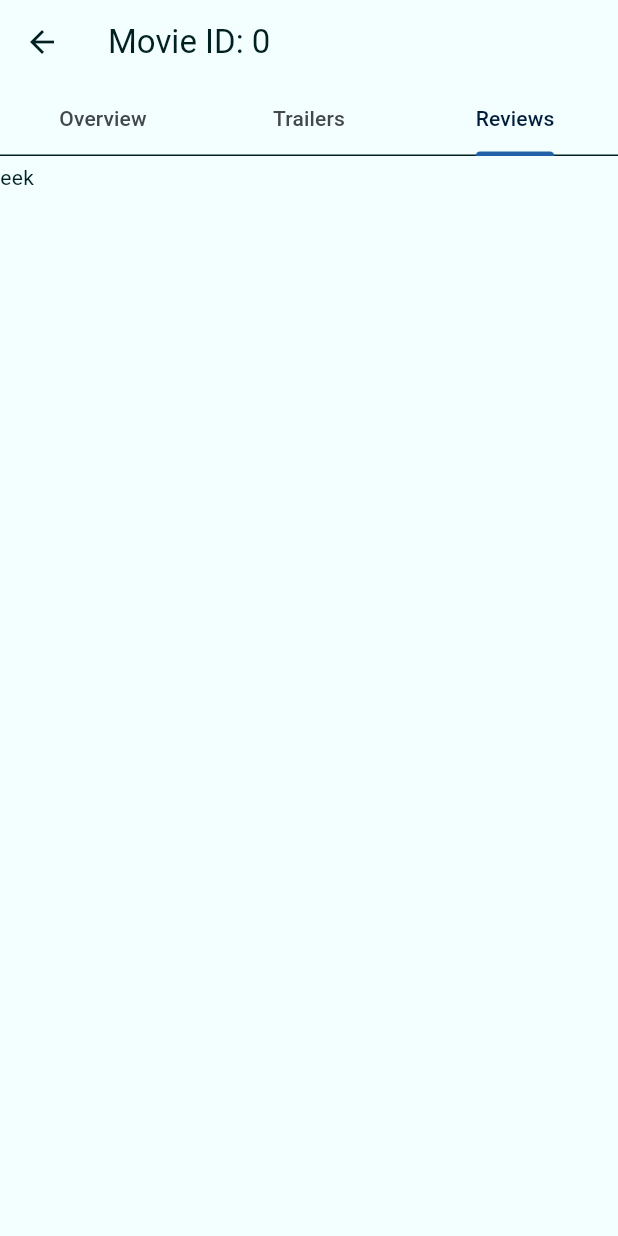
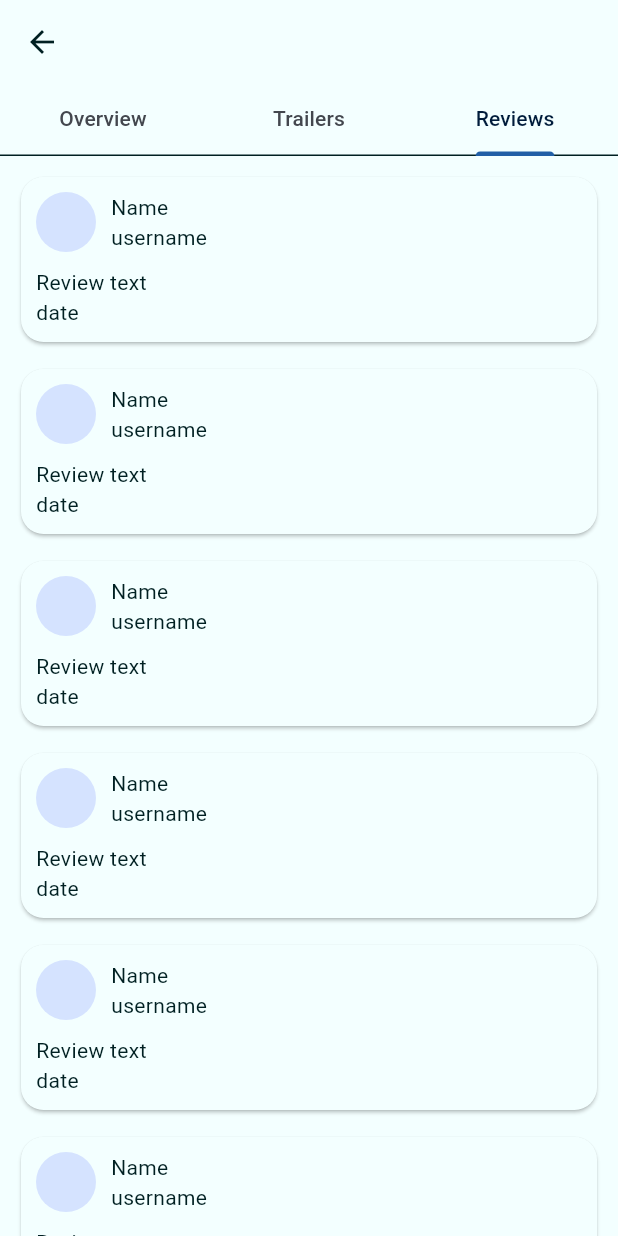
Before and after one commit to nkwxn/movie_libs_flutter, a Flutter app: the MovieDetailPage screen opened directly with empty values, tab 3 chosen, on a phone screen of 412 x 824 dp. Run offline on Flutter 3.47's test engine with Material 2 defaults, Android fonts, the light colour scheme and no system bars; our stand-ins replace flutter_spinkit, youtube_player_flutter; missing offline and left inert: dart:ffi; network calls fail.

Commit message:
Created Trailers and Reviews card page + edit Android and iOS runner TODO: Connect movie detail page to API

```diff
--- a/lib/features/movie_detail/movie_detail_page.dart
+++ b/lib/features/movie_detail/movie_detail_page.dart
@@ -1,12 +1,16 @@
 import 'package:flutter/material.dart';
-import 'dart:math' as math;
+import 'package:movie_libs/features/movie_detail/view_components/movie_detail_info_card.dart';
+import 'package:movie_libs/features/movie_detail/view_components/movie_info_text.dart';
+import 'package:movie_libs/features/movie_detail/view_components/movie_trailer_card.dart';
+import 'package:movie_libs/features/movie_detail/view_components/production_companies_card.dart';
 
 class MovieDetailPage extends StatefulWidget {
   static String routeName = '/movie_detail';
 
   int movieId;
+  String title;
 
-  MovieDetailPage({super.key, required this.movieId});
+  MovieDetailPage({super.key, required this.movieId, required this.title});
 
   @override
   State<MovieDetailPage> createState() => _MovieDetailPageState();
@@ -16,7 +20,7 @@ class _MovieDetailPageState extends State<MovieDetailPage>
     with SingleTickerProviderStateMixin {
   late TabController _tabController;
   double _scrollColorLerp = 0.0;
-  List<String> _tabs = [
+  final List<String> _tabs = [
     'Overview',
     'Trailers',
     'Reviews',
@@ -35,7 +39,7 @@ class _MovieDetailPageState extends State<MovieDetailPage>
     final appTheme = Theme.of(context);
     return Scaffold(
       appBar: AppBar(
-        title: Text('Movie ID: ${widget.movieId}'),
+        title: Text(widget.title),
         bottom: TabBar(
           controller: _tabController,
           labelColor: Theme.of(context).colorScheme.onPrimaryContainer,
@@ -45,25 +49,34 @@ class _MovieDetailPageState extends State<MovieDetailPage>
       ),
       body: TabBarView(
         controller: _tabController,
-        children: _tabs.map((e) => tabSelectionView(e)).toList(),
+        children: _tabs.map((e) => tabSelectionView(context, e)).toList(),
       ),
     );
   }
 
-  Widget tabSelectionView(String title) {
+  Widget tabSelectionView(BuildContext context, String title) {
+    final appTheme = Theme.of(context);
+    final mediaQuery = MediaQuery.of(context);
+
     if (title == _tabs[0]) {
+      // Overview
       return SingleChildScrollView(
         child: SafeArea(
           top: false,
           child: Container(
-            padding: EdgeInsets.symmetric(vertical: 4.0),
+            padding: EdgeInsets.symmetric(vertical: 5.0),
             child: Column(
               crossAxisAlignment: CrossAxisAlignment.start,
               children: [
-                // Image.network('https://s1.bukalapak.com/img/68286857232/large/Poster_Film___Avengers_Endgame___Marvel_Studios___Movie_Post.jpg'),
+                // Image of poster
+                Image.network(
+                    'https://s1.bukalapak.com/img/68286857232/large/Poster_Film___Avengers_Endgame___Marvel_Studios___Movie_Post.jpg'),
                 MovieDetailInfoCard(
                   title: 'Synopsis',
-                  content: Text('The synopsis text'),
+                  content: Container(
+                    width: double.infinity,
+                    child: Text('The synopsis text'),
+                  ),
                 ),
                 MovieDetailInfoCard(
                   title: 'Genres',
@@ -75,14 +88,16 @@ class _MovieDetailPageState extends State<MovieDetailPage>
                       gridDelegate: SliverGridDelegateWithFixedCrossAxisCount(
                         crossAxisCount:
                             3, // If genre count >= 3 then 3, otherwise genre count
-                        childAspectRatio: 4.0,
+                        childAspectRatio: 4.2,
                         mainAxisSpacing: 8.0,
                         crossAxisSpacing: 8.0,
                       ),
                       itemBuilder: (context, index) {
-                        // ColorScheme color =
                         return Container(
-                          color: Colors.blue,
+                          padding: const EdgeInsets.all(4),
+                          decoration: BoxDecoration(
+                              color: appTheme.colorScheme.background,
+                              borderRadius: BorderRadius.circular(8)),
                           child: Center(child: Text('abc')),
                         );
                       },
@@ -92,40 +107,81 @@ class _MovieDetailPageState extends State<MovieDetailPage>
                 MovieDetailInfoCard(
                   title: 'Information',
                   content: Column(
-                    mainAxisAlignment: MainAxisAlignment.center,
-                    children: [
-                      Text('Revenue'),
-                      Text('\$336,351,055.00'),
-                      Row(
                     mainAxisAlignment: MainAxisAlignment.spaceBetween,
                     children: [
-                          Column(
+                      MovieInfoText(
+                        useFlex: false,
+                        title: 'Revenue',
+                        content: Text(
+                          '\$336,351,055.00',
+                          style: appTheme.textTheme.headlineMedium,
+                        ),
+                      ),
+                      Container(
+                        padding: const EdgeInsets.only(top: 10.0),
+                        child: Row(
+                          mainAxisAlignment: MainAxisAlignment.spaceBetween,
+                          crossAxisAlignment: CrossAxisAlignment.start,
                           children: [
-                              Text('Release Date'),
-                              Text('Jan 7'),
-                              Text('2022'),
+                            MovieInfoText(
+                              useFlex: false,
+                              title: 'Release Date',
+                              content: Column(
+                                children: [
+                                  Text(
+                                    'Jan 7'.toUpperCase(),
+                                    style: appTheme.textTheme.labelSmall,
+                                  ),
+                                  Text(
+                                    '2022',
+                                    style: appTheme.textTheme.titleLarge,
+                                  ),
                                 ],
                               ),
-                          Column(
-                            children: [
-                              Text('Runtime'),
-                              Text('1h 43min'),
+                            ),
+                            MovieInfoText(
+                              useFlex: false,
+                              title: 'Runtime',
+                              content: Text(
+                                '1h 43min',
+                                style: appTheme.textTheme.headlineMedium,
+                              ),
+                            ),
+                            MovieInfoText(
+                              useFlex: false,
+                              title: 'User Score',
+                              content: Text(
+                                '86%',
+                                style: appTheme.textTheme.headlineLarge,
+                              ),
+                            ),
                           ],
                         ),
-                          Column(
-                            children: [
-                              Text('User Score'),
-                              Text('86%'),
-                            ],
-                          ),
-                        ],
                       ),
                     ],
                   ),
                 ),
                 MovieDetailInfoCard(
                   title: 'Production Companies',
-                  content: Text('Production Companies grid list'),
+                  content: GridView.builder(
+                    physics: const NeverScrollableScrollPhysics(),
+                    shrinkWrap: true,
+                    itemCount: 3,
+                    gridDelegate:
+                        const SliverGridDelegateWithFixedCrossAxisCount(
+                      crossAxisCount:
+                          3, // If prod company count >= 3 then 3, otherwise genre count
+                      childAspectRatio: 1.0,
+                      mainAxisSpacing: 8.0,
+                      crossAxisSpacing: 8.0,
+                    ),
+                    itemBuilder: (context, index) {
+                      return const ProductionCompanyCard(
+                        imageUrl: 'https://picsum.photos/250?image=9',
+                        name: 'Name',
+                      );
+                    },
+                  ),
                 ),
               ],
             ),
@@ -133,20 +189,36 @@ class _MovieDetailPageState extends State<MovieDetailPage>
         ),
       );
     } else if (title == _tabs[1]) {
-      return SafeArea(
-        top: false,
-        child: Container(
-          padding: EdgeInsets.symmetric(vertical: 4.0),
-          child: Text('Co'),
+      // Trailer
+      return ListView.builder(
+        padding: mediaQuery.padding.copyWith(top: 5.0),
+        itemCount: 20, // Trailer counts, get data from API
+        itemBuilder: (context, index) {
+          return Container(
+            padding: const EdgeInsets.symmetric(
+              horizontal: 10.0,
+              vertical: 5.0,
+            ),
+            child: const MovieTrailerCard(
+              youtubeID: 'GQyWIur03aw',
             ),
           );
+        },
+      );
     } else if (title == _tabs[2]) {
-      return SafeArea(
-        top: false,
-        child: Container(
-          padding: EdgeInsets.symmetric(vertical: 4.0),
-          child: Text('eek'),
+      // Reviews
+      return ListView.builder(
+        padding: mediaQuery.padding.copyWith(top: 5.0),
+        itemCount: 20, // Review count, get data from API
+        itemBuilder: (context, index) {
+          return Container(
+            padding: const EdgeInsets.symmetric(
+              horizontal: 10.0,
+              vertical: 5.0,
             ),
+            child: MovieReviewCard(),
+          );
+        },
       );
     } else {
       return Center(child: Text('Index not found'));
@@ -154,31 +226,43 @@ class _MovieDetailPageState extends State<MovieDetailPage>
   }
 }
 
-class MovieDetailInfoCard extends StatelessWidget {
-  final String title;
-  final Widget content;
-  MovieDetailInfoCard({super.key, required this.title, required this.content});
+class MovieReviewCard extends StatelessWidget {
+  const MovieReviewCard({
+    super.key,
+  });
 
   @override
   Widget build(BuildContext context) {
-    return Container(
-      padding: const EdgeInsets.symmetric(horizontal: 8.0, vertical: 4.0),
-      child: Card(
-        child: SizedBox(
-          width: MediaQuery.of(context).size.width,
-          child: Padding(
-            padding: const EdgeInsets.all(8.0),
+    return Card(
+      shape: RoundedRectangleBorder(
+        borderRadius: BorderRadius.circular(15.0),
+      ),
+      child: Container(
+        padding: const EdgeInsets.all(10.0),
         child: Column(
           crossAxisAlignment: CrossAxisAlignment.start,
           children: [
-                Text(
-                  title,
-                  style: Theme.of(context).textTheme.titleMedium,
-                ),
-                content,
+            Row(
+              children: [
+                CircleAvatar(),
+                Padding(
+                  padding: const EdgeInsets.only(left: 10.0),
+                  child: Column(
+                    crossAxisAlignment: CrossAxisAlignment.start,
+                    children: [
+                      Text('Name'),
+                      Text('username'),
                     ],
                   ),
                 ),
+              ],
+            ),
+            Padding(
+              padding: const EdgeInsets.only(top: 10.0),
+              child: Text('Review text'),
+            ),
+            Text('date'),
+          ],
         ),
       ),
     );
--- a/lib/features/movies_list/movies_list_page.dart
+++ b/lib/features/movies_list/movies_list_page.dart
@@ -54,6 +54,7 @@ class _MoviesListPageState extends State<MoviesListPage> {
 
   ListView buildListView() {
     return ListView.builder(
+      padding: MediaQuery.of(context).padding.copyWith(top: 5.0),
       itemCount: _movieList.length,
       itemBuilder: (context, index) => SizedBox(
         height: 200,
@@ -73,7 +74,7 @@ class _MoviesListPageState extends State<MoviesListPage> {
     return SafeArea(
       bottom: false,
       child: GridView.builder(
-        padding: EdgeInsets.symmetric(horizontal: 10),
+        padding: MediaQuery.of(context).padding.copyWith(left: 10, right: 10),
         itemCount: _movieList.length,
         gridDelegate: const SliverGridDelegateWithFixedCrossAxisCount(
           crossAxisCount: 2,
--- a/pubspec.yaml
+++ b/pubspec.yaml
@@ -15,6 +15,7 @@ dependencies:
   cupertino_icons: ^1.0.2
   http: ^0.13.5
   flutter_spinkit: ^5.1.0
+  youtube_player_flutter: ^8.1.2
 
 dev_dependencies:
   flutter_test:
```
Also changed, not shown: lib/features/movie_detail/view_components/movie_detail_info_card.dart (added, +33 -0 lines), lib/features/movie_detail/view_components/movie_info_text.dart (added, +38 -0 lines), lib/features/movie_detail/view_components/movie_trailer_card.dart (added, +62 -0 lines), lib/features/movie_detail/view_components/production_companies_card.dart (added, +31 -0 lines), lib/features/movies_list/view_components/movie_card.dart (+14 -3 lines), lib/features/video_player/video_player_page.dart (added, +48 -0 lines), lib/main.dart (+12 -2 lines), pubspec.lock, 4 other files. Lines whose indentation alone changed are shown as unchanged.
